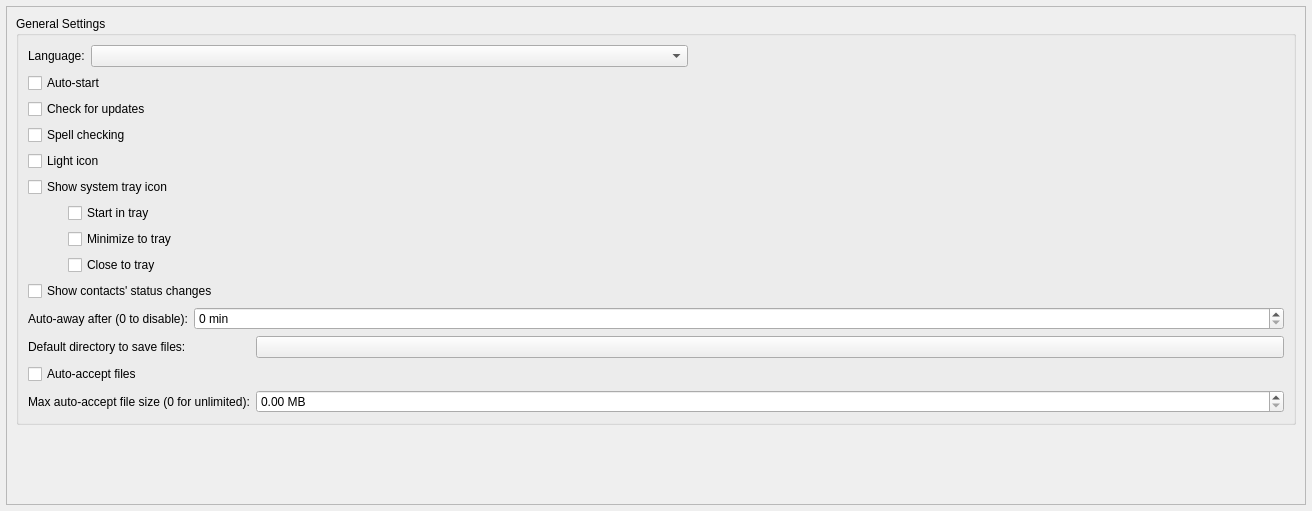
The window that src/widget/form/settings/generalsettings.ui (Zer0C00I/qTox) describes before a commit, drawn with Qt 5.
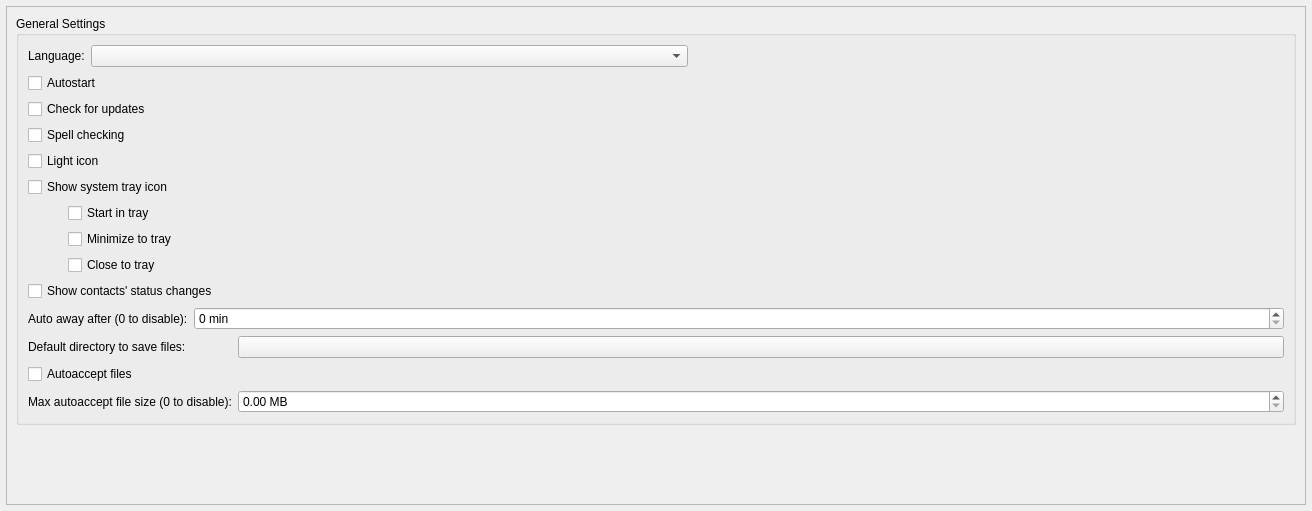
The same window after the commit. Custom widgets are drawn as their Qt base class.

Patch:
```diff
--- a/src/widget/form/settings/generalsettings.ui
+++ b/src/widget/form/settings/generalsettings.ui
@@ -104,7 +104,7 @@
                <string>Start qTox on operating system startup (current profile).</string>
               </property>
               <property name="text">
-               <string>Auto-start</string>
+               <string>Autostart</string>
               </property>
              </widget>
             </item>
@@ -235,7 +235,7 @@
                <enum>Qt::LeftToRight</enum>
               </property>
               <property name="text">
-               <string>Auto-away after (0 to disable):</string>
+               <string>Auto away after (0 to disable):</string>
               </property>
              </widget>
             </item>
@@ -303,14 +303,14 @@
                <string comment="autoaccept cb tooltip">You can set this on a per-friend basis by right clicking individual friends.</string>
               </property>
               <property name="text">
-               <string>Auto-accept files</string>
+               <string>Autoaccept files</string>
               </property>
              </widget>
             </item>
             <item row="4" column="0">
              <widget class="QLabel" name="maxAutoAcceptSizeLabel">
               <property name="text">
-               <string>Max auto-accept file size (0 for unlimited):</string>
+               <string>Max autoaccept file size (0 to disable):</string>
               </property>
              </widget>
             </item>
```
